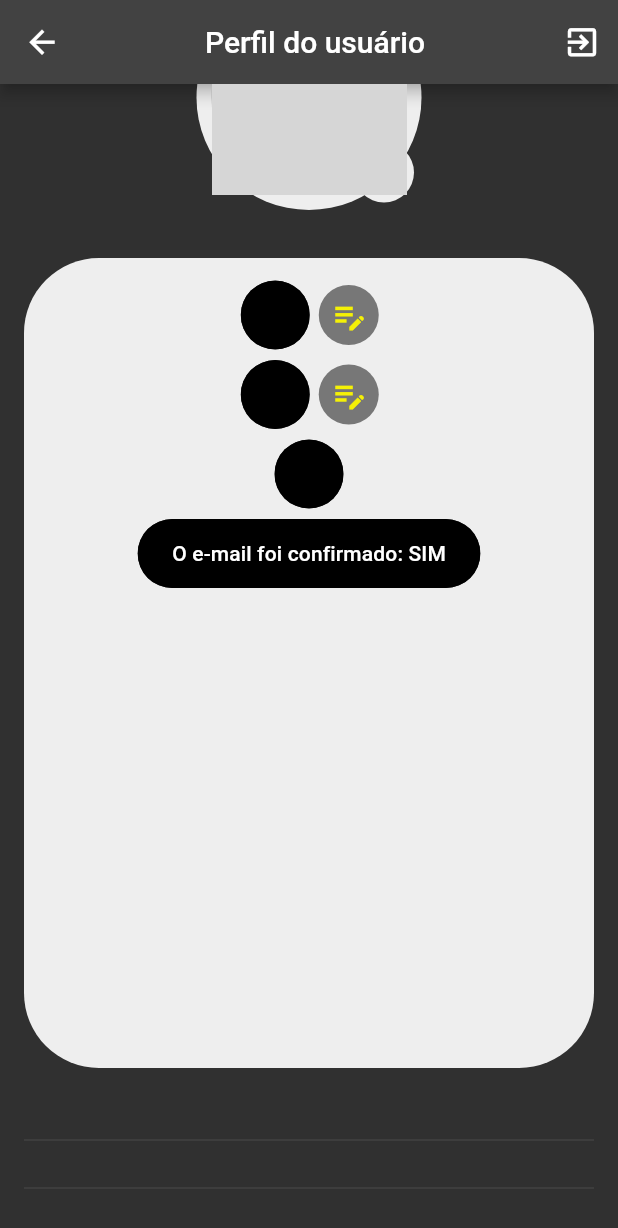
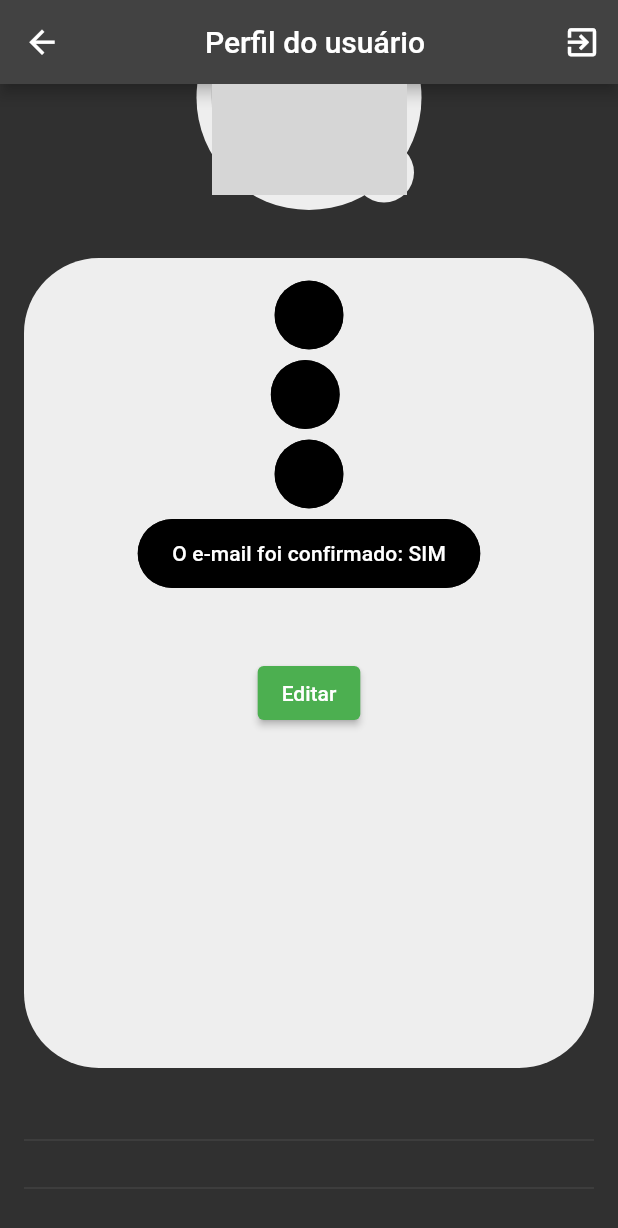
Before and after one commit to luizzlcs/iasd_myadmin, a Flutter app: the ScrenUserData screen opened by its route, scrolled down 82 dp, on a phone screen of 412 x 824 dp. Shown: the top 1228 px of the screen. Run offline on Flutter 3.47's test engine with Material 2 defaults, Android fonts, the phone set to English and light mode, and no system bars; our stand-ins replace auto_size_text, cloud_firestore, file_picker, firebase_auth, firebase_core, firebase_storage and 3 more; accounts and stored records are empty; network calls fail; project files that could hold a hidden picture were left out; grey boxes are pictures that could not be loaded.

Commit message:
Ajustes de icones

```diff
--- a/lib/app/pages/dashboard/components/scren_user_data.dart
+++ b/lib/app/pages/dashboard/components/scren_user_data.dart
@@ -252,16 +252,13 @@ class _ScrenUserDataState extends State<ScrenUserData> {
                   onFieldSubmitted: (_) {
                     FocusScope.of(context).requestFocus(_nameFocus);
                   },
-                  decoration: InputDecoration(
+                  decoration: const InputDecoration(
                     hintText: "Nome",
-                    prefixIcon: const Padding(
+                    prefixIcon: Padding(
                       padding: EdgeInsets.all(5),
                       child: Icon(Icons.person),
                     ),
-                    suffixIcon: IconButton(
-                      onPressed: () => _nameEC.clear(),
-                      icon: const Icon(Icons.backspace),
-                    ),
+
                   ),
                 ),
                 TextFormField(
@@ -282,16 +279,13 @@ class _ScrenUserDataState extends State<ScrenUserData> {
                   onFieldSubmitted: (_) {
                     FocusScope.of(context).requestFocus(_emailFocus);
                   },
-                  decoration: InputDecoration(
+                  decoration: const InputDecoration(
                     hintText: "Seu e-mail",
-                    prefixIcon: const Padding(
+                    prefixIcon: Padding(
                       padding: EdgeInsets.all(5),
                       child: Icon(Icons.email),
                     ),
-                    suffixIcon: IconButton(
-                      onPressed: () => _emailEC.clear(),
-                      icon: const Icon(Icons.backspace),
-                    ),
+
                   ),
                 ),
               ],
@@ -301,7 +295,7 @@ class _ScrenUserDataState extends State<ScrenUserData> {
                 child: const Text(
                   'Cancelar',
                   style: TextStyle(
-                    color: Colors.purple,
+                    color: Color.fromARGB(255, 200, 199, 201),
                     fontWeight: FontWeight.w500,
                     fontSize: 14,
                   ),
@@ -314,7 +308,7 @@ class _ScrenUserDataState extends State<ScrenUserData> {
                 child: const Text(
                   'Salvar',
                   style: TextStyle(
-                    color: Colors.purple,
+                    color: Color.fromARGB(255, 200, 199, 201),
                     fontWeight: FontWeight.w500,
                     fontSize: 14,
                   ),
@@ -401,9 +395,6 @@ class _ScrenUserDataState extends State<ScrenUserData> {
               child: Column(
                 children: [
                   const SizedBox(height: 14),
-                  Row(
-                    mainAxisAlignment: MainAxisAlignment.center,
-                    children: [
                   Chip(
                     padding: const EdgeInsets.all(15),
                     backgroundColor: Colors.black,
@@ -414,19 +405,6 @@ class _ScrenUserDataState extends State<ScrenUserData> {
                   ),
                   const SizedBox(
                     width: 5,
-                      ),
-                      CircleAvatar(
-                          backgroundColor: Colors.black.withOpacity(0.5),
-                          child: IconButton(
-                            onPressed: () {
-                              youDialogin();
-                            },
-                            icon: const Icon(
-                              Icons.edit_note_outlined,
-                              color: Color.fromARGB(255, 245, 241, 6),
-                            ),
-                          ))
-                    ],
                   ),
                   const SizedBox(height: 5),
                   Row(
@@ -446,15 +424,7 @@ class _ScrenUserDataState extends State<ScrenUserData> {
                       const SizedBox(
                         width: 5,
                       ),
-                      CircleAvatar(
-                          backgroundColor: Colors.black.withOpacity(0.5),
-                          child: IconButton(
-                            onPressed: () {},
-                            icon: const Icon(
-                              Icons.edit_note_outlined,
-                              color: Color.fromARGB(255, 245, 241, 6),
-                            ),
-                          ))
+
                     ],
                   ),
                   const SizedBox(height: 5),
@@ -481,6 +451,12 @@ class _ScrenUserDataState extends State<ScrenUserData> {
                           ),
                     ),
                   ),
+                  const SizedBox(
+                     height: 45,
+                  ),
+                  ElevatedButton(onPressed: (){
+                    youDialogin();
+                  }, child: const Text('Editar'))
                 ],
               ),
             ),
```
Lines whose indentation alone changed are shown as unchanged.
